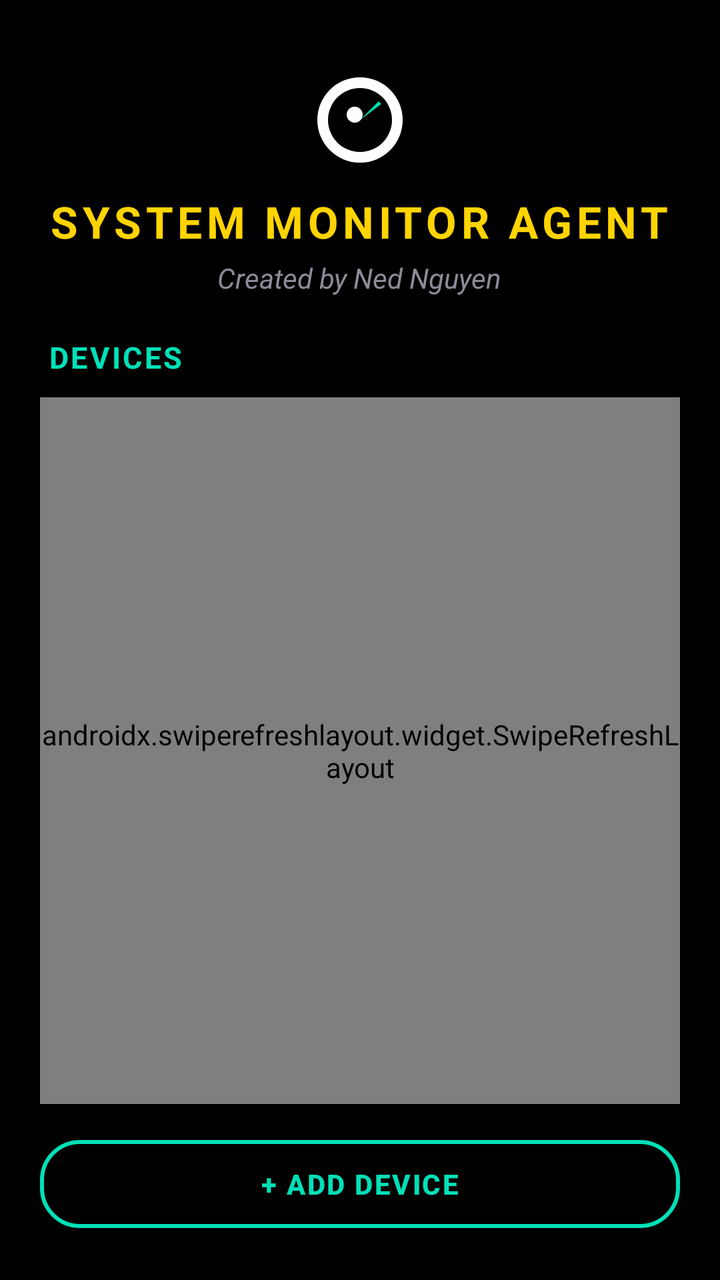
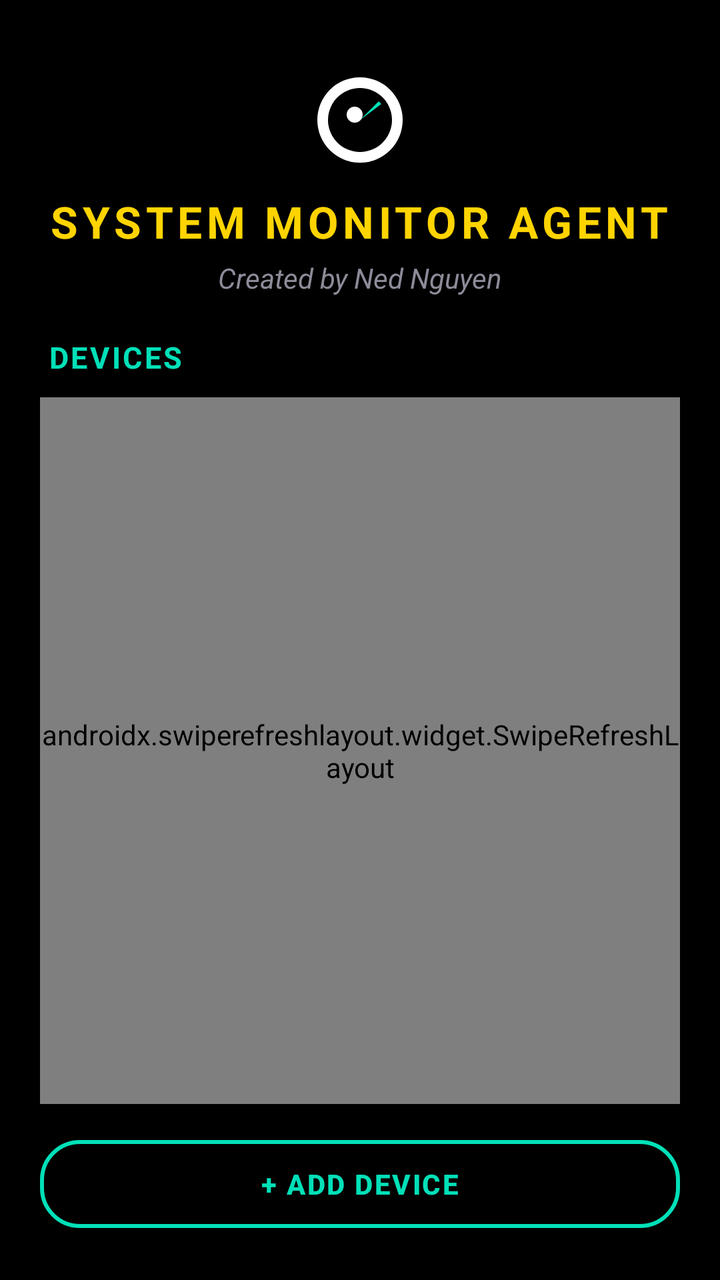

An Android layout rendered at two revisions. The XML below is the earlier revision; the diff shows what the commit changed to produce the second picture.
<!-- AndroidManifest.xml: activity theme Theme.SysMonWidget -->
<!-- res/layout/activity_main.xml -->
<?xml version="1.0" encoding="utf-8"?>
<LinearLayout xmlns:android="http://schemas.android.com/apk/res/android"
    android:layout_width="match_parent"
    android:layout_height="match_parent"
    android:orientation="vertical"
    android:paddingTop="24dp"
    android:paddingStart="20dp"
    android:paddingEnd="20dp"
    android:paddingBottom="20dp">

    
    <ImageView
        android:layout_width="72dp"
        android:layout_height="72dp"
        android:layout_gravity="center_horizontal"
        android:contentDescription="@null"
        android:src="@drawable/ic_launcher_foreground" />

    <TextView
        android:layout_width="wrap_content"
        android:layout_height="wrap_content"
        android:layout_gravity="center_horizontal"
        android:text="@string/app_title"
        android:textAllCaps="true"
        android:textColor="@color/retro_yellow"
        android:textSize="22sp"
        android:textStyle="bold"
        android:letterSpacing="0.1"
        android:layout_marginBottom="4dp" />

    <TextView
        android:layout_width="wrap_content"
        android:layout_height="wrap_content"
        android:layout_gravity="center_horizontal"
        android:text="@string/app_subtitle"
        android:textColor="@color/retro_white_dim"
        android:textSize="14sp"
        android:textStyle="italic"
        android:layout_marginBottom="20dp" />

    <TextView
        android:layout_width="wrap_content"
        android:layout_height="wrap_content"
        android:text="@string/devices_header"
        android:textAllCaps="true"
        android:textColor="@color/retro_teal"
        android:textSize="15sp"
        android:textStyle="bold"
        android:letterSpacing="0.08"
        android:layout_marginStart="4dp"
        android:layout_marginBottom="10dp" />

    
    <androidx.swiperefreshlayout.widget.SwipeRefreshLayout
        android:id="@+id/swipeRefresh"
        android:layout_width="match_parent"
        android:layout_height="0dp"
        android:layout_weight="1">

        <ListView
            android:id="@+id/deviceListView"
            android:layout_width="match_parent"
            android:layout_height="match_parent"
            android:divider="@android:color/transparent"
            android:dividerHeight="12dp"
            android:listSelector="@android:color/transparent"
            android:scrollbars="none" />

    </androidx.swiperefreshlayout.widget.SwipeRefreshLayout>

    <com.google.android.material.button.MaterialButton
        android:id="@+id/addDeviceButton"
        style="@style/Widget.SysMonWidget.OutlinedButton"
        android:layout_width="match_parent"
        android:layout_height="wrap_content"
        android:layout_marginTop="12dp"
        android:text="@string/add_device_button" />

</LinearLayout>
<!-- resources referenced by this layout -->
<resources>
  <color name="retro_teal">#00E0B8</color>
  <color name="retro_white_dim">#8C8C99</color>
  <color name="retro_yellow">#FFD400</color>
  <!-- drawable ic_launcher_foreground (drawable) -->
  <vector xmlns:android="http://schemas.android.com/apk/res/android"
      android:width="108dp"
      android:height="108dp"
      android:viewportWidth="108"
      android:viewportHeight="108">
      <path
          android:fillColor="#FFFFFF"
          android:pathData="M54,22 A32,32 0 1 1 22,54 A32,32 0 0 1 54,22 Z M54,30 A24,24 0 1 0 78,54 A24,24 0 0 0 54,30 Z" />
      <path
          android:fillColor="#00E0B8"
          android:pathData="M54,54 L68,40 L70,42 Z" />
      <path
          android:fillColor="#FFFFFF"
          android:pathData="M50,50 m-6,0 a6,6 0 1,0 12,0 a6,6 0 1,0 -12,0" />
  </vector>
  <string name="add_device_button">+  Add device</string>
  <string name="app_subtitle">Created by Ned Nguyen</string>
  <string name="app_title">System Monitor Agent</string>
  <string name="devices_header">Devices</string>
  <style name="Widget.SysMonWidget.OutlinedButton" parent="Widget.MaterialComponents.Button.OutlinedButton">
          <item name="strokeColor">@color/retro_teal</item>
          <item name="strokeWidth">2dp</item>
          <item name="cornerRadius">20dp</item>
          <item name="android:textColor">@color/retro_teal</item>
          <item name="android:textStyle">bold</item>
          <item name="android:letterSpacing">0.06</item>
          <item name="android:minHeight">56dp</item>
          <item name="rippleColor">#3300E0B8</item>
      </style>
  <style name="Theme.SysMonWidget" parent="Theme.MaterialComponents.NoActionBar">
          <item name="colorPrimary">@color/retro_teal</item>
          <item name="colorPrimaryDark">@color/black</item>
          <item name="colorOnPrimary">@color/black</item>
          <item name="colorAccent">@color/retro_cyan</item>
          <item name="colorSecondary">@color/retro_teal</item>
          <item name="android:windowBackground">@color/black</item>
          <item name="android:statusBarColor" tools:targetApi="lollipop">@color/black</item>
          <item name="android:navigationBarColor" tools:targetApi="lollipop">@color/black</item>
          <item name="android:textColorPrimary">@color/retro_white</item>
          <item name="android:textColorSecondary">@color/retro_white</item>
          <item name="android:textColorHint">@color/widget_text_secondary</item>
          <item name="alertDialogTheme">@style/ThemeOverlay.SysMonWidget.Dialog</item>
          <item name="materialAlertDialogTheme">@style/ThemeOverlay.SysMonWidget.Dialog</item>
      </style>
  <color name="black">#000000</color>
  <color name="retro_cyan">#00D9FF</color>
  <color name="retro_white">#F5F5FF</color>
  <color name="widget_text_secondary">#8C8C99</color>
  <style name="ThemeOverlay.SysMonWidget.Dialog" parent="ThemeOverlay.MaterialComponents.Dialog.Alert">
          <item name="colorPrimary">@color/retro_teal</item>
          <item name="colorAccent">@color/retro_teal</item>
          <item name="android:windowBackground">@drawable/app_dialog_background</item>
          <item name="android:textColorPrimary">@color/retro_white</item>
          <item name="android:textColorHint">@color/widget_text_secondary</item>
      </style>
  <!-- drawable app_dialog_background (drawable) -->
  <?xml version="1.0" encoding="utf-8"?>
  <inset xmlns:android="http://schemas.android.com/apk/res/android" android:inset="16dp">
      <shape android:shape="rectangle">
          <solid android:color="@color/widget_bg" />
          <stroke android:width="2dp" android:color="@color/retro_teal" />
          <corners android:radius="20dp" />
      </shape>
  </inset>
  <color name="widget_bg">#0B0B10</color>
</resources>

<!-- the commit's change to res/layout/activity_main.xml (unified diff, before → after) -->
@@ -28,10 +28,11 @@
         android:letterSpacing="0.1"
         android:layout_marginBottom="4dp" />
 
+    
     <TextView
-        android:layout_width="wrap_content"
+        android:layout_width="match_parent"
         android:layout_height="wrap_content"
-        android:layout_gravity="center_horizontal"
+        android:gravity="center"
         android:text="@string/app_subtitle"
         android:textColor="@color/retro_white_dim"
         android:textSize="14sp"
